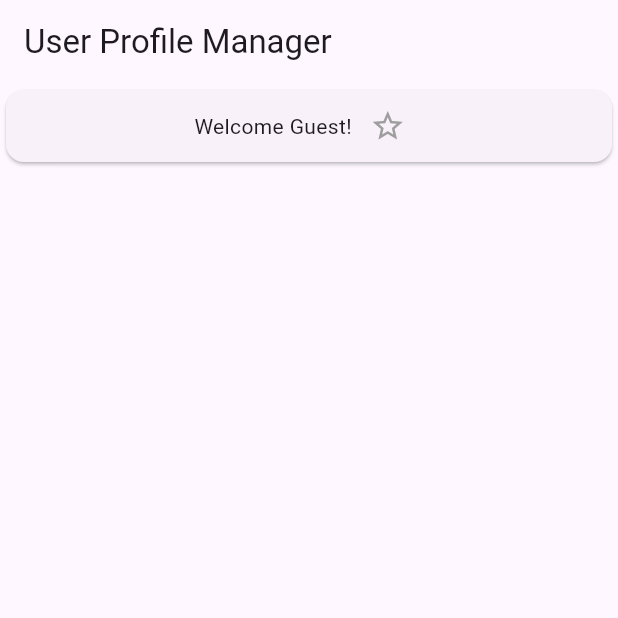
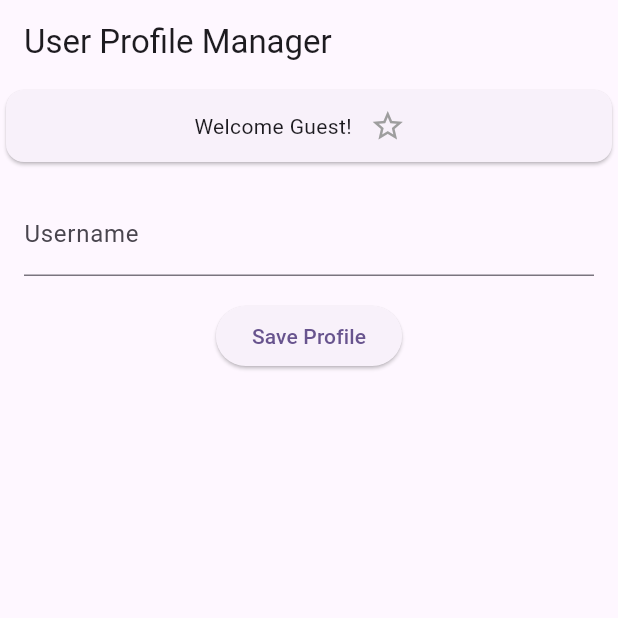
Before and after one commit to kaleb-french/ctec235-6-profilemanager, a Flutter app: the screen it shows after launch, on a phone screen of 412 x 824 dp, the top half of it. Run offline on Flutter 3.47's test engine with Material 3 defaults, Android fonts, the phone set to English and light mode, and no system bars.

Commit message:
Phase 2- complete
Phase 2-
The GlobalKey<FormState> is created in the form ala the
_formKey.currentState!.validate() to on submit pressed check the form it
was created for and run the validators on all form fields to validate
the whole form at once.

```diff
--- /dev/null
+++ b/lib/form.dart
@@ -0,0 +1,63 @@
+import 'package:flutter/material.dart';
+
+class ProfileForm extends StatefulWidget {
+  const ProfileForm({super.key});
+
+  @override
+  State<ProfileForm> createState() => _ProfileFormState();
+}
+
+class _ProfileFormState extends State<ProfileForm> {
+  final _formKey = GlobalKey<FormState>();
+  final _usernameController = TextEditingController();
+
+  @override
+  void dispose() {
+    _usernameController.dispose();
+    super.dispose();
+  }
+
+  @override
+  Widget build(BuildContext context) {
+    return Padding(
+      padding: const EdgeInsets.all(16.0),
+      child: Form(
+        key: _formKey,
+        child: Column(
+          children: [
+            TextFormField(
+              controller: _usernameController,
+              decoration: const InputDecoration(
+                labelText: "Username",
+              ),
+              validator: (value) {
+                if (value == null || value.trim().isEmpty) {
+                  return "Username cannot be empty";
+                }
+
+                return null;
+              },
+            ),
+
+            const SizedBox(height: 16),
+
+            ElevatedButton(
+              onPressed: () {
+                if (_formKey.currentState!.validate()) {
+                  ScaffoldMessenger.of(context).showSnackBar(
+                    SnackBar(
+                      content: Text(
+                        "Profile saved: ${_usernameController.text}",
+                      ),
+                    ),
+                  );
+                }
+              },
+              child: const Text("Save Profile"),
+            ),
+          ],
+        ),
+      ),
+    );
+  }
+}
--- a/lib/main.dart
+++ b/lib/main.dart
@@ -1,4 +1,5 @@
 import 'package:flutter/material.dart';
+import 'form.dart';
 
 void main() {
   runApp(const MyApp());
@@ -15,7 +16,8 @@ class MyApp extends StatelessWidget {
       theme: ThemeData(
         colorScheme: .fromSeed(seedColor: Colors.deepPurple),
       ),
-      home: ProfileScreen(),
+      home:
+          ProfileScreen(),
     );
   }
 }
@@ -29,7 +31,12 @@ class ProfileScreen extends StatelessWidget{
       appBar: AppBar(
         title: Text("User Profile Manager"),
       ),
-      body: UserBanner(),
+      body: Column(
+        children: [
+          UserBanner(),
+          ProfileForm(),
+        ]
+      )
     );
   }
 }
```
Also changed, not shown: 1 other file.
